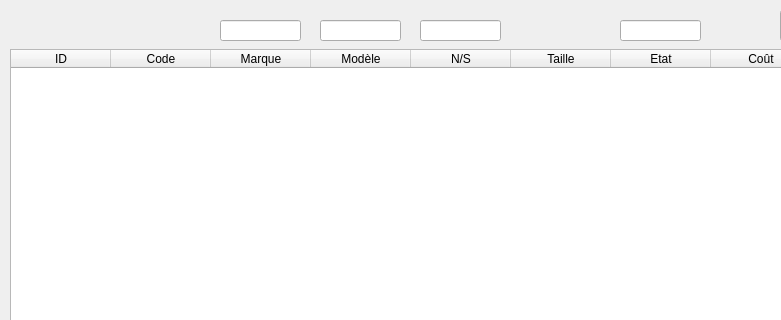
Qt form view/stockView.ui (GruberAdam/TPI-Sploks) before a commit; both pictures show x 0 to 781 and y 0 to 320 of the 1143 by 542 pixel window.
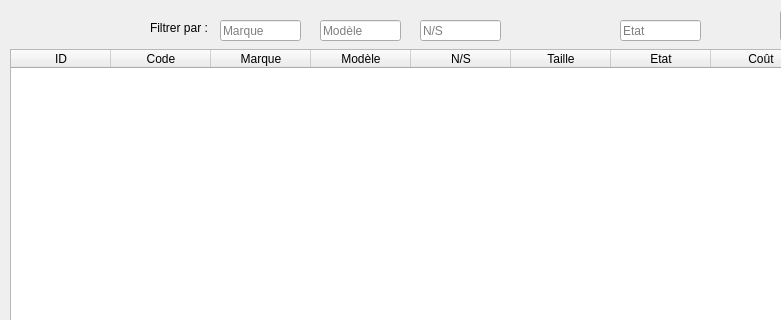
The same form after that commit.

Commit message: Plus de précision sur la vue des filtres

Diff of the .ui file:
```diff
--- a/view/stockView.ui
+++ b/view/stockView.ui
@@ -110,6 +110,9 @@
     <property name="text">
      <string/>
     </property>
+    <property name="placeholderText">
+     <string>Marque</string>
+    </property>
    </widget>
    <widget class="QLineEdit" name="textModel">
     <property name="geometry">
@@ -123,6 +126,9 @@
     <property name="text">
      <string/>
     </property>
+    <property name="placeholderText">
+     <string>Modèle</string>
+    </property>
    </widget>
    <widget class="QLineEdit" name="textSerialNumber">
     <property name="geometry">
@@ -136,6 +142,9 @@
     <property name="text">
      <string/>
     </property>
+    <property name="placeholderText">
+     <string>N/S</string>
+    </property>
    </widget>
    <widget class="QLineEdit" name="textState">
     <property name="geometry">
@@ -149,6 +158,22 @@
     <property name="text">
      <string/>
     </property>
+    <property name="placeholderText">
+     <string>Etat</string>
+    </property>
+   </widget>
+   <widget class="QLabel" name="label">
+    <property name="geometry">
+     <rect>
+      <x>150</x>
+      <y>20</y>
+      <width>61</width>
+      <height>16</height>
+     </rect>
+    </property>
+    <property name="text">
+     <string>Filtrer par :</string>
+    </property>
    </widget>
    <zorder>btnFiltrer</zorder>
    <zorder>tableStock</zorder>
```
Left out of the diff: 1 changed line with no effect on the pictures.
